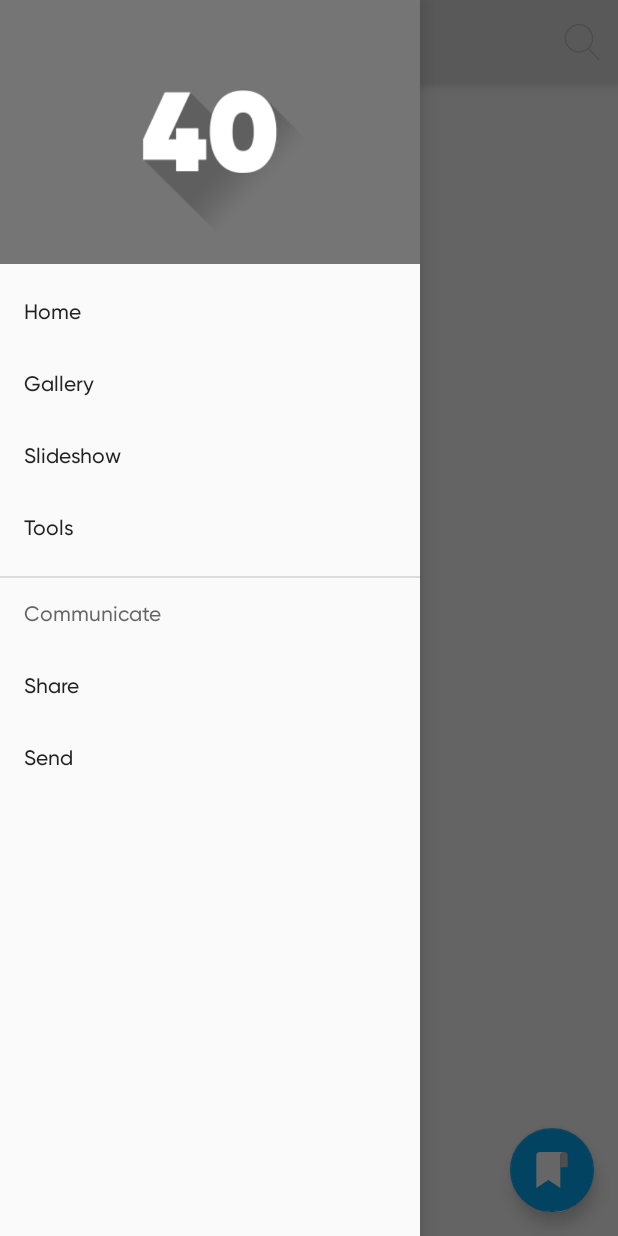
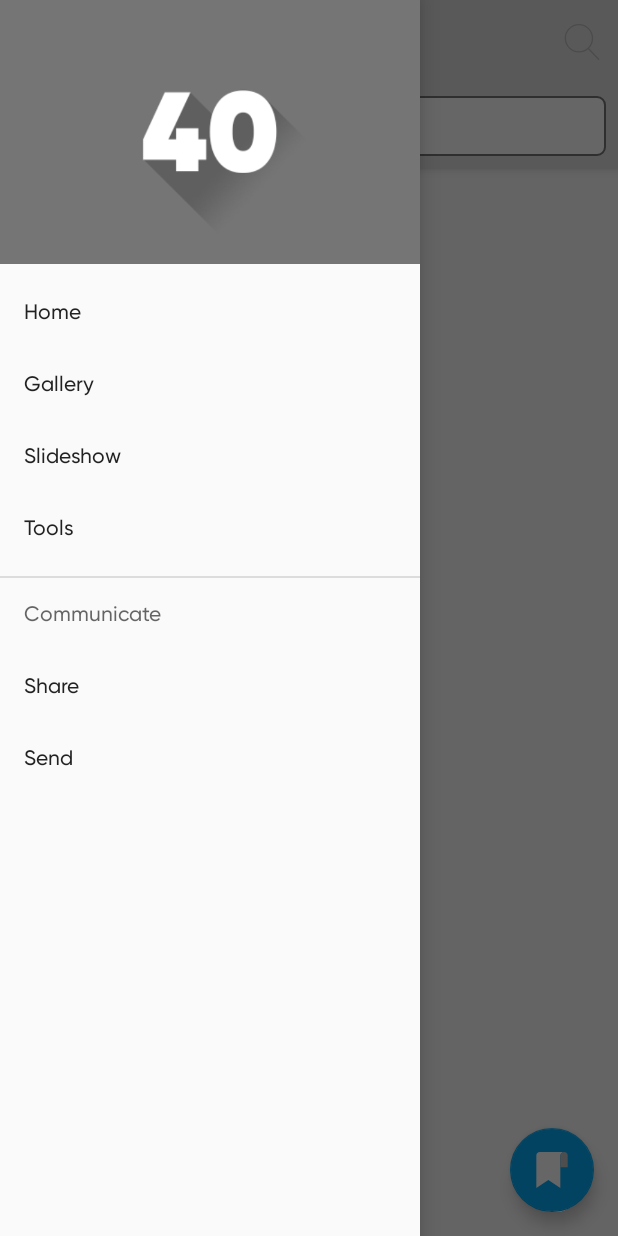
Before and after one commit to JMApps/Hadith40, an Android app: the screen it shows after launch (MainActivity), with the side drawer open, on a phone screen of 412 x 824 dp. Run offline under Robolectric (Android 15) with nearby library versions, the phone set to English and light mode, and no system bars.

Commit message:
Added edit text search chapters

```diff
--- a/app/src/main/res/layout/app_bar_main.xml
+++ b/app/src/main/res/layout/app_bar_main.xml
@@ -4,7 +4,7 @@
     xmlns:tools="http://schemas.android.com/tools"
     android:layout_width="match_parent"
     android:layout_height="match_parent"
-    tools:context=".ui.MainActivity">
+    tools:context=".presentation.ui.MainActivity">
 
     <com.google.android.material.appbar.AppBarLayout
         android:layout_width="match_parent"
@@ -16,6 +16,17 @@
             android:layout_height="?attr/actionBarSize"
             android:background="?attr/colorPrimary"
             app:popupTheme="@style/AppTheme.PopupOverlay" />
+
+        <EditText
+            android:id="@+id/etSearchByChapters"
+            android:layout_width="match_parent"
+            android:layout_height="wrap_content"
+            android:drawableStart="@drawable/ic_search"
+            android:drawablePadding="8dp"
+            android:hint="@string/action_search_chapter"
+            android:background="@drawable/search_view_corners"
+            android:padding="8dp"
+            android:layout_margin="8dp" />
 
     </com.google.android.material.appbar.AppBarLayout>
 
```
